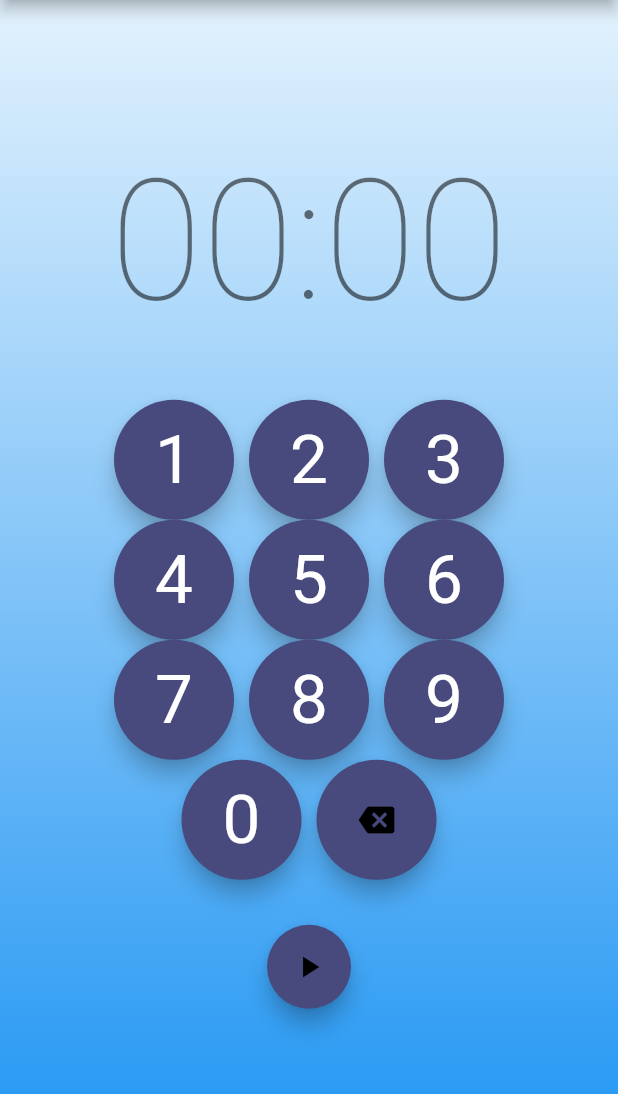
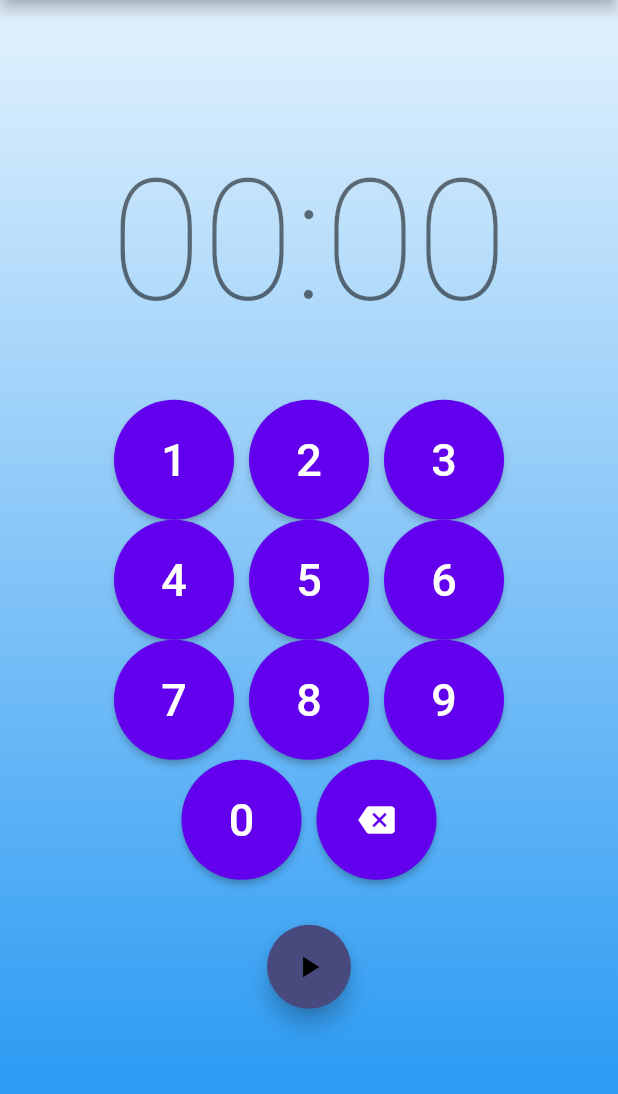
Before and after one commit to letha11/timer_bloc, a Flutter app: the screen it shows after launch, on a phone screen of 412 x 824 dp, the part 84-1178 px from its top. Run offline on Flutter 3.47's test engine with Material 2 defaults, Android fonts, the phone set to English and light mode, and no system bars; our stand-ins replace bloc, equatable, flutter_bloc.

Commit message:
feat: make the numpad disabled when timer start

```diff
--- a/lib/timer/view/widgets/num_pad.dart
+++ b/lib/timer/view/widgets/num_pad.dart
@@ -10,7 +10,10 @@ class NumPad extends StatelessWidget {
   Widget build(BuildContext context) {
     return Padding(
       padding: const EdgeInsets.symmetric(horizontal: 50.0),
-      child: Wrap(
+      child: BlocBuilder<TimerBloc, TimerState>(
+          buildWhen: (prevState, currState) => prevState.runtimeType != currState.runtimeType,
+          builder: (context, state) {
+            return Wrap(
               spacing: 10,
               crossAxisAlignment: WrapCrossAlignment.center,
               alignment: WrapAlignment.center,
@@ -19,39 +22,47 @@ class NumPad extends StatelessWidget {
                   SizedBox(
                     width: 80,
                     height: 80,
-              child: FloatingNumberButton(
-                onPressed: () => context.read<TimerBloc>().add(TimerChanged((i + 1) == 10 ? 0 : i + 1)),
-                num: (i + 1) == 10 ? 0 : i + 1,
+                    child: RoundedButton(
+                      onPressed: (state is TimerInitial)
+                          ? () => context.read<TimerBloc>().add(TimerChanged((i + 1) == 10 ? 0 : i + 1))
+                          : null,
+                      child: Text(
+                        ((i + 1) == 10 ? 0 : i + 1).toString(),
+                        style: const TextStyle(fontSize: 30),
+                      ),
                     ),
                   ),
                 SizedBox(
                   width: 80,
                   height: 80,
-            child: FloatingActionButton(
+                  child: RoundedButton(
+                    onPressed:
+                        (state is TimerInitial) ? () => context.read<TimerBloc>().add(const TimerChanged(null)) : null,
                     child: const Icon(Icons.backspace),
-              onPressed: () => context.read<TimerBloc>().add(TimerChanged(null)),
                   ),
                 ),
               ],
-      ),
+            );
+          }),
     );
   }
 }
 
-class FloatingNumberButton extends StatelessWidget {
-  const FloatingNumberButton({Key? key, required this.num, required this.onPressed}) : super(key: key);
+class RoundedButton extends StatelessWidget {
+  const RoundedButton({Key? key, required this.child, required this.onPressed}) : super(key: key);
 
-  final int num;
-  final void Function() onPressed;
+  final Widget child;
+  final void Function()? onPressed;
 
   @override
   Widget build(BuildContext context) {
-    return FloatingActionButton(
+    return ElevatedButton(
       onPressed: onPressed,
-      child: Text(
-        num.toString(),
-        style: Theme.of(context).textTheme.displaySmall?.copyWith(color: Colors.white),
+      style: ElevatedButton.styleFrom(
+
+        shape: RoundedRectangleBorder(borderRadius: BorderRadius.circular(50)),
       ),
+      child: child,
     );
   }
 }
```
Lines whose indentation alone changed are shown as unchanged.
